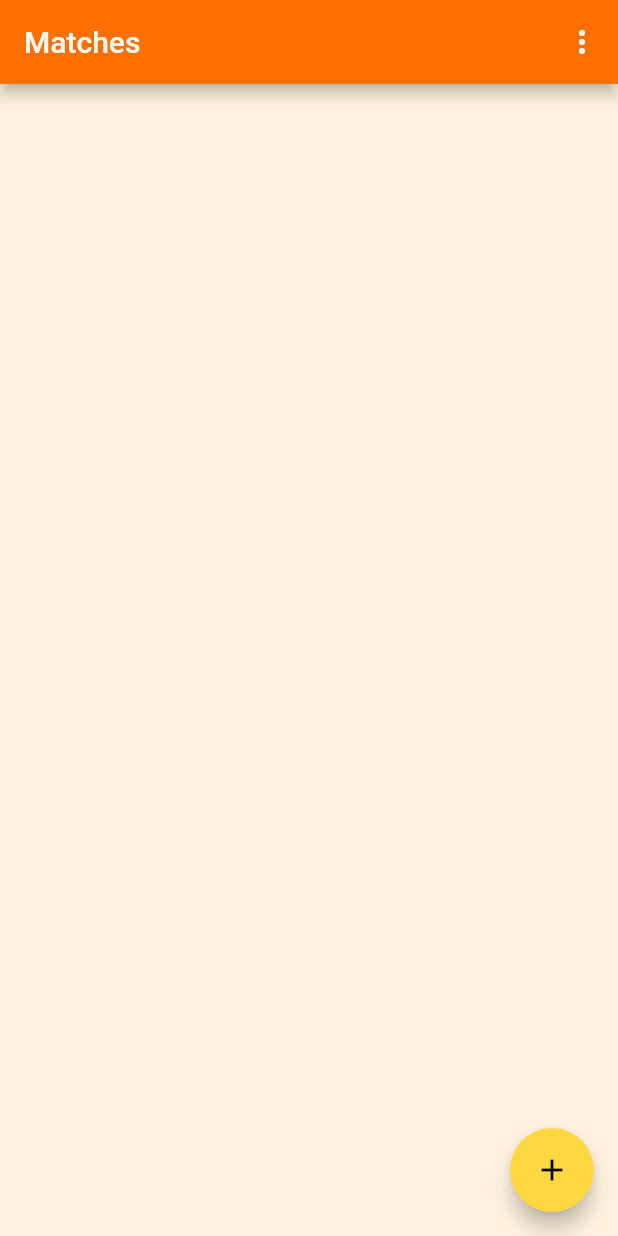
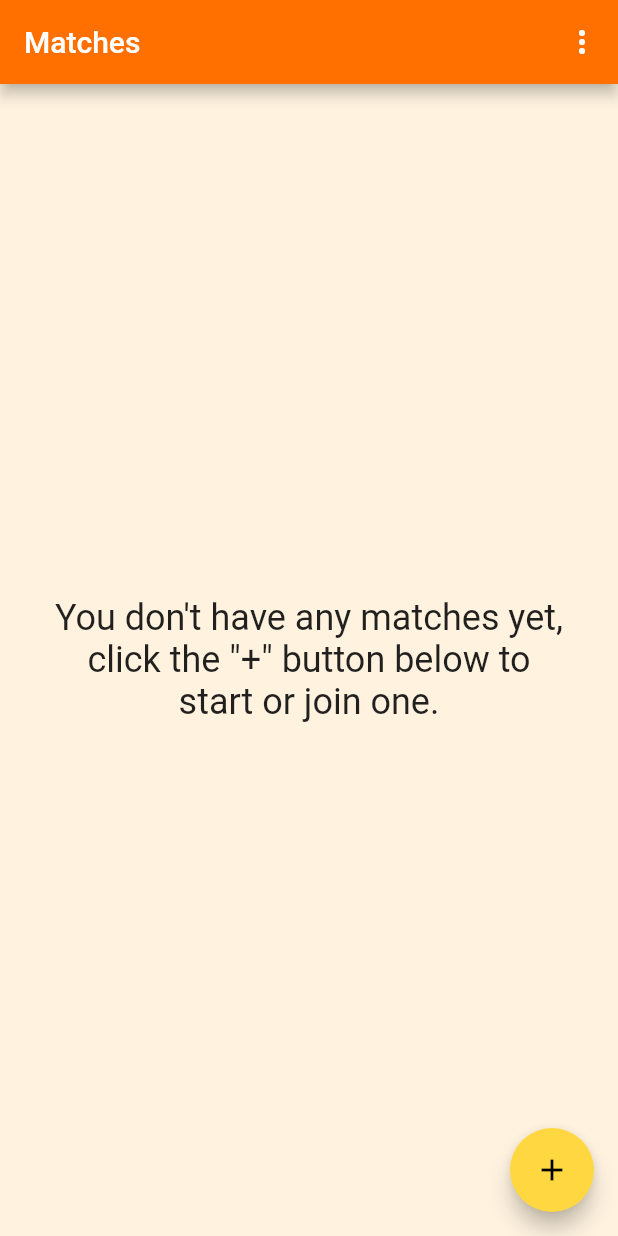
Before and after one commit to lhartman1/disc_golf, a Flutter app: the screen it shows once a user with an empty profile is signed in, on a phone screen of 412 x 824 dp. Run offline on Flutter 3.47's test engine with Material 2 defaults, Android fonts, the phone set to English and light mode, and no system bars; drawn by our look-alikes of flutter_speed_dial; our stand-ins replace cloud_firestore, firebase_auth, firebase_core, firebase_storage, image_picker, qr_flutter and 1 more; missing offline and left inert: qr_code_scanner; accounts and stored records are empty; generated files the repository leaves out were written again.

Commit message:
Show informational text when the user doesn't yet have any matches

```diff
--- a/lib/main.dart
+++ b/lib/main.dart
@@ -133,7 +133,7 @@ class HomePage extends StatelessWidget {
         children: [
           SpeedDialChild(
             child: Icon(Icons.qr_code_2),
-            label: 'Join game by QR code',
+            label: 'Join match by QR code',
             labelStyle: TextStyle(fontSize: 18.0),
             onTap: () {
               Navigator.of(context).push(MaterialPageRoute(
@@ -178,6 +178,19 @@ class HomePage extends StatelessWidget {
           final gamesData = snapshot.data?.docs;
 
           if (snapshot.hasData && gamesData != null) {
+            if (gamesData.length == 0) {
+              return Center(
+                child: Padding(
+                  padding: const EdgeInsets.all(32),
+                  child: Text(
+                    'You don\'t have any matches yet, click the "+" button below to start or join one.',
+                    textAlign: TextAlign.center,
+                    style: Theme.of(context).textTheme.headline5,
+                  ),
+                ),
+              );
+            }
+
             // Build matches ListView
             return ListView.builder(
               itemCount: gamesData.length,
```
